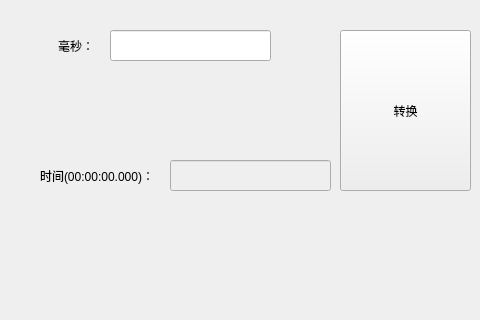
Before: the Qt Designer form qt_subdirs/temp/test_time_convert/mainwindow.ui in chonglongshan/qt_study, drawn with Qt 5; both pictures show x 0 to 480 and y 0 to 320 of the 800 by 600 pixel window.
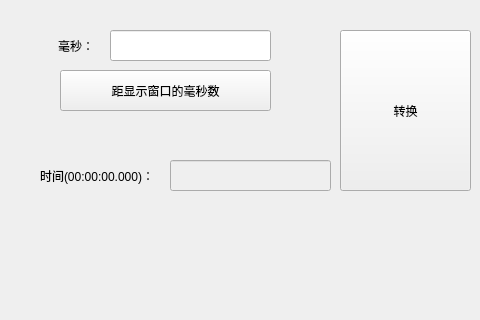
After: the same form once the commit is applied.

Commit message: 调测当前日期与前一日期比较是负值（毫秒、秒）

The edit to the form file:
```diff
--- a/qt_subdirs/temp/test_time_convert/mainwindow.ui
+++ b/qt_subdirs/temp/test_time_convert/mainwindow.ui
@@ -184,6 +184,19 @@
      </rect>
     </property>
    </widget>
+   <widget class="QPushButton" name="pushButton_ms_diff_to_show">
+    <property name="geometry">
+     <rect>
+      <x>60</x>
+      <y>70</y>
+      <width>211</width>
+      <height>41</height>
+     </rect>
+    </property>
+    <property name="text">
+     <string>距显示窗口的毫秒数</string>
+    </property>
+   </widget>
   </widget>
   <widget class="QMenuBar" name="menubar">
    <property name="geometry">
```
The commit also changes 3 other files.
